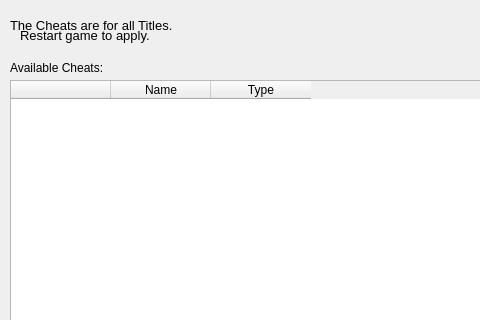
First picture: the form in src/citra_qt/cheat_gui.ui, repository grimtnt/citra, before the edit; both pictures show x 0 to 480 and y 0 to 320 of the 862 by 612 pixel window.
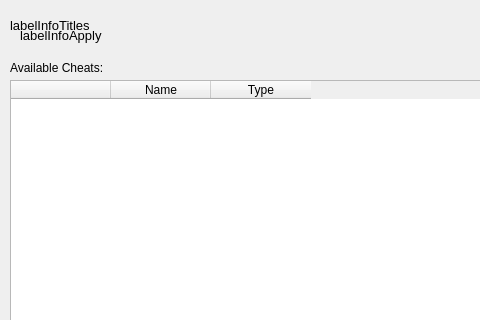
Second picture: the form after the edit.

```diff
--- a/src/citra_qt/cheat_gui.ui
+++ b/src/citra_qt/cheat_gui.ui
@@ -34,7 +34,7 @@
         </font>
       </property>
       <property name="text">
-        <string>The Cheats are for all Titles.</string>
+        <string>labelInfoTitles</string>
       </property>
     </widget>
     <widget class="QLabel" name="labelInfoApply">
@@ -52,7 +52,7 @@
         </font>
       </property>
       <property name="text">
-        <string>Restart game to apply.</string>
+        <string>labelInfoApply</string>
       </property>
     </widget>
     <widget class="QWidget" name="horizontalLayoutWidget">
```
Left out of the diff: 2 changed lines with no effect on the pictures.
